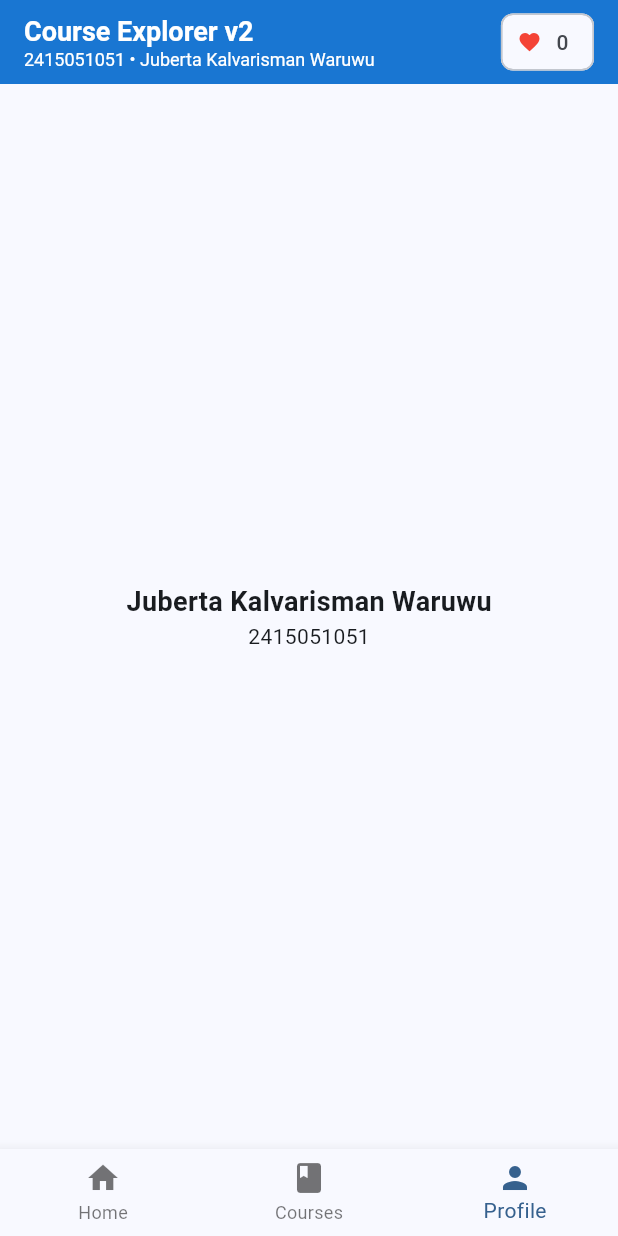
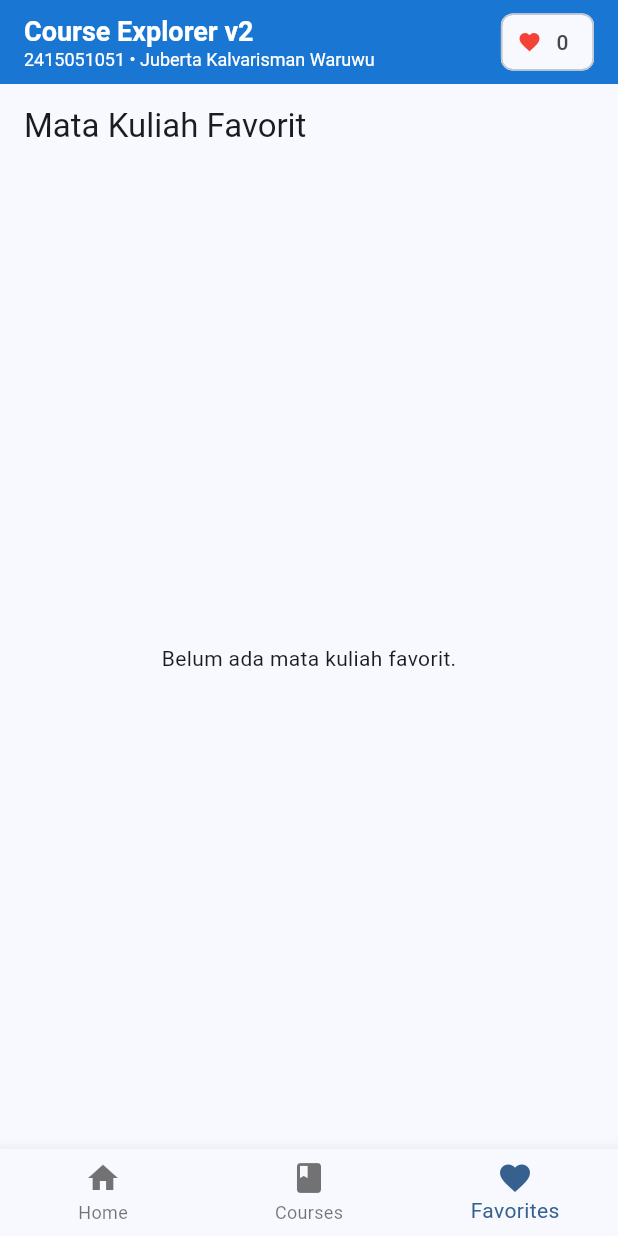
Before and after one commit to jubkalll/mobile-praktikum, a Flutter app: the screen it shows after launch, item 3 of the bottom bar chosen, on a phone screen of 412 x 824 dp. Run offline on Flutter 3.47's test engine with Material 3 defaults, Android fonts, the phone set to English and light mode, and no system bars.

Commit message:
Implementasikan shared favorite state lintas screen

```diff
--- a/lib/main.dart
+++ b/lib/main.dart
@@ -5,7 +5,7 @@ import 'repositories/course_repository.dart';
 import 'providers/course_provider.dart';
 import 'views/home_page.dart';
 import 'views/course_list_page.dart';
-import 'views/profile_page.dart';
+import 'views/favorites_page.dart';
 
 const String studentName = 'Juberta Kalvarisman Waruwu';
 const String studentId = '2415051051';
@@ -55,10 +55,7 @@ class _MainPageState extends State<MainPage> {
       studentId: studentId,
     ),
     const CourseListPage(),
-    const ProfilePage(
-      studentName: studentName,
-      studentId: studentId,
-    ),
+    const FavoritesPage(),
   ];
 
   @override
@@ -113,8 +110,8 @@ class _MainPageState extends State<MainPage> {
             label: 'Courses',
           ),
           BottomNavigationBarItem(
-            icon: Icon(Icons.person),
-            label: 'Profile',
+            icon: Icon(Icons.favorite),
+            label: 'Favorites',
           ),
         ],
       ),
--- /dev/null
+++ b/lib/views/favorites_page.dart
@@ -0,0 +1,33 @@
+import 'package:flutter/material.dart';
+import 'package:provider/provider.dart';
+import '../providers/course_provider.dart';
+import '../widgets/course_card.dart';
+
+class FavoritesPage extends StatelessWidget {
+  const FavoritesPage({super.key});
+
+  @override
+  Widget build(BuildContext context) {
+    final provider = context.watch<CourseProvider>();
+    final favoriteCourses = provider.courses.where((c) => c.isFavorite).toList();
+
+    return Scaffold(
+      appBar: AppBar(
+        title: const Text('Mata Kuliah Favorit'),
+      ),
+      body: favoriteCourses.isEmpty
+          ? const Center(
+              child: Text('Belum ada mata kuliah favorit.'),
+            )
+          : ListView.builder(
+              itemCount: favoriteCourses.length,
+              itemBuilder: (context, index) {
+                final course = favoriteCourses[index];
+                return CourseCard(
+                  course: course,
+                );
+              },
+            ),
+    );
+  }
+}
```
